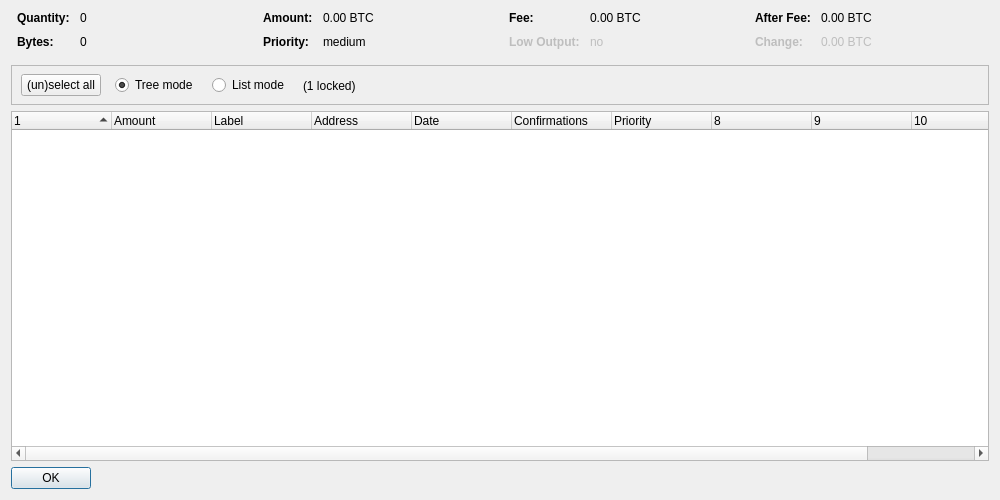
This is src/qt/forms/coincontroldialog.ui in raffermeko/bitcoin as Qt 5 draws it before an edit. The edited form follows.
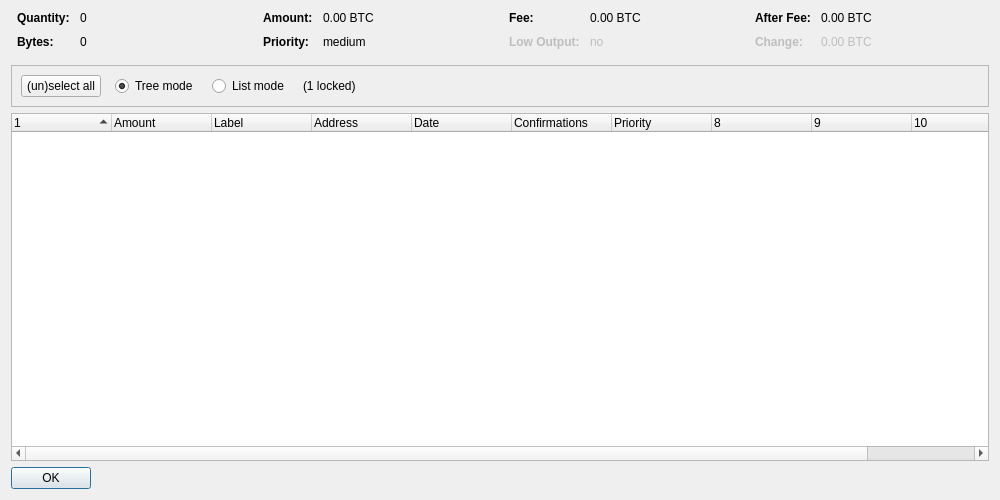
This is the edited form. Custom widgets are drawn as their Qt base class.

Commit message: [Qt] small .ui cleanup for optionsdialog and coincontrol

```diff
--- a/src/qt/forms/coincontroldialog.ui
+++ b/src/qt/forms/coincontroldialog.ui
@@ -346,15 +346,8 @@
      <property name="frameShadow">
       <enum>QFrame::Sunken</enum>
      </property>
-     <widget class="QWidget" name="horizontalLayoutWidget">
-      <property name="geometry">
-       <rect>
-        <x>10</x>
-        <y>0</y>
-        <width>781</width>
-        <height>41</height>
-       </rect>
-      </property>
+     <layout class="QHBoxLayout" name="horizontalLayout">
+      <item>
       <layout class="QHBoxLayout" name="horizontalLayoutPanel" stretch="0,0,0,0,0">
        <property name="spacing">
         <number>14</number>
@@ -422,7 +415,8 @@
         </spacer>
        </item>
       </layout>
-     </widget>
+      </item>
+     </layout>
     </widget>
    </item>
    <item>
```
Lines whose indentation alone changed are shown as unchanged. The commit also changes 1 other file.
